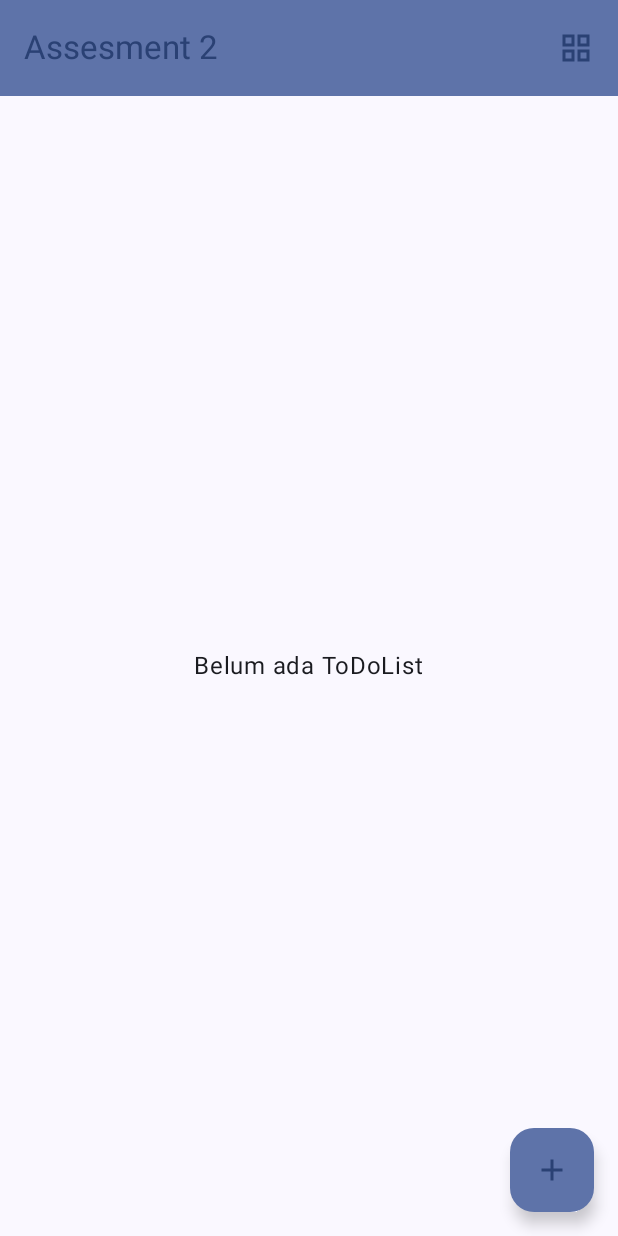
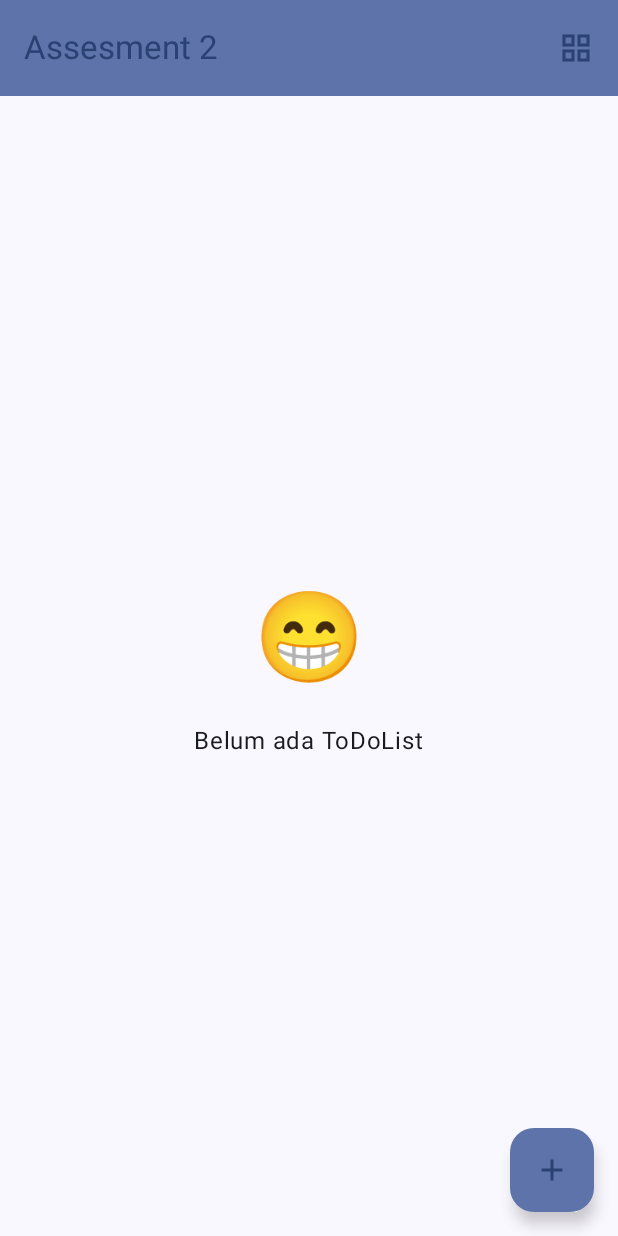
Before and after one commit to alfon57/Assesment1-3101, an Android app built with Jetpack Compose: the screen it shows after launch (MainActivity), on a phone screen of 412 x 824 dp. Run offline under Robolectric (Android 15) with nearby library versions, the phone set to English and light mode, and no system bars; our stand-ins replace Room's generated code.

Commit message:
Menambahkan gambar pada empty state

```diff
--- a/app/src/main/java/org/d3if3101/assesment1/ui/screen/MainScreen.kt
+++ b/app/src/main/java/org/d3if3101/assesment1/ui/screen/MainScreen.kt
@@ -2,6 +2,7 @@ package org.d3if3101.assesment1.ui.screen
 
 import android.content.res.Configuration
 import androidx.compose.foundation.BorderStroke
+import androidx.compose.foundation.Image
 import androidx.compose.foundation.clickable
 import androidx.compose.foundation.layout.Arrangement
 import androidx.compose.foundation.layout.Column
@@ -9,6 +10,7 @@ import androidx.compose.foundation.layout.PaddingValues
 import androidx.compose.foundation.layout.fillMaxSize
 import androidx.compose.foundation.layout.fillMaxWidth
 import androidx.compose.foundation.layout.padding
+import androidx.compose.foundation.layout.size
 import androidx.compose.foundation.lazy.LazyColumn
 import androidx.compose.foundation.lazy.items
 import androidx.compose.foundation.lazy.staggeredgrid.LazyVerticalStaggeredGrid
@@ -35,6 +37,7 @@ import androidx.compose.ui.Alignment
 import androidx.compose.ui.Modifier
 import androidx.compose.ui.draw.blur
 import androidx.compose.ui.graphics.Color
+import androidx.compose.ui.layout.ContentScale
 import androidx.compose.ui.platform.LocalContext
 import androidx.compose.ui.res.painterResource
 import androidx.compose.ui.res.stringResource
@@ -129,7 +132,16 @@ fun ScreenContent(showList: Boolean, modifier: Modifier, navController: NavHostC
             horizontalAlignment = Alignment.CenterHorizontally
         )
         {
-            Text(text = stringResource(id = R.string.list_kosong))
+            Image(
+                modifier = Modifier.size(80.dp),
+                painter = painterResource(id = R.drawable.senyum_emoji),
+                contentDescription = stringResource(id = R.string.emoji),
+            )
+
+            Text(
+                text = stringResource(id = R.string.list_kosong),
+                modifier = Modifier.padding(top = 20.dp)
+            )
         }
     }
     else
--- a/app/src/main/res/values/strings.xml
+++ b/app/src/main/res/values/strings.xml
@@ -12,6 +12,7 @@
     <string name="opsi_4">4</string>
     <string name="opsi_5">5</string>
     <string name="list">Tampilan list</string>
+    <string name="emoji">Emoji senyum</string>
     <string name="grid">Tampilan grid</string>
     <string name="lainnya">Opsi lainnya</string>
     <string name="hapus">Hapus ToDoList</string>
```
Also changed, not shown: app/src/main/res/drawable/senyum_emoji.png (added).
